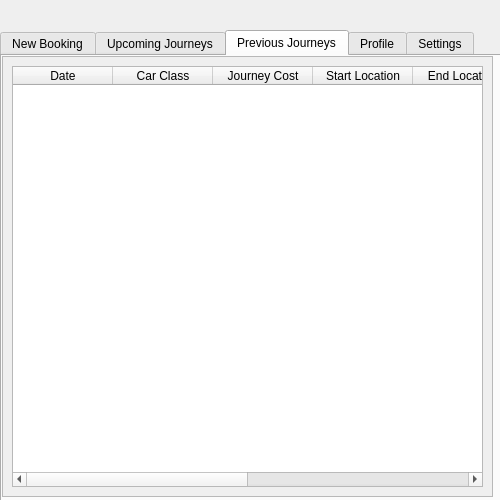
This is UI/UserScreen.ui in 1412kauti/ProjectHurricane as Qt 5 draws it before an edit. The edited form follows.
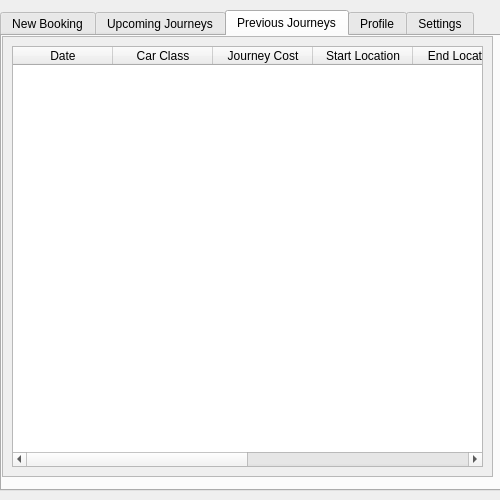
This is the edited form.

```diff
--- a/UI/UserScreen.ui
+++ b/UI/UserScreen.ui
@@ -29,9 +29,9 @@
    <property name="geometry">
     <rect>
      <x>0</x>
-     <y>30</y>
+     <y>10</y>
      <width>501</width>
-     <height>501</height>
+     <height>481</height>
     </rect>
    </property>
    <property name="currentIndex">
```
